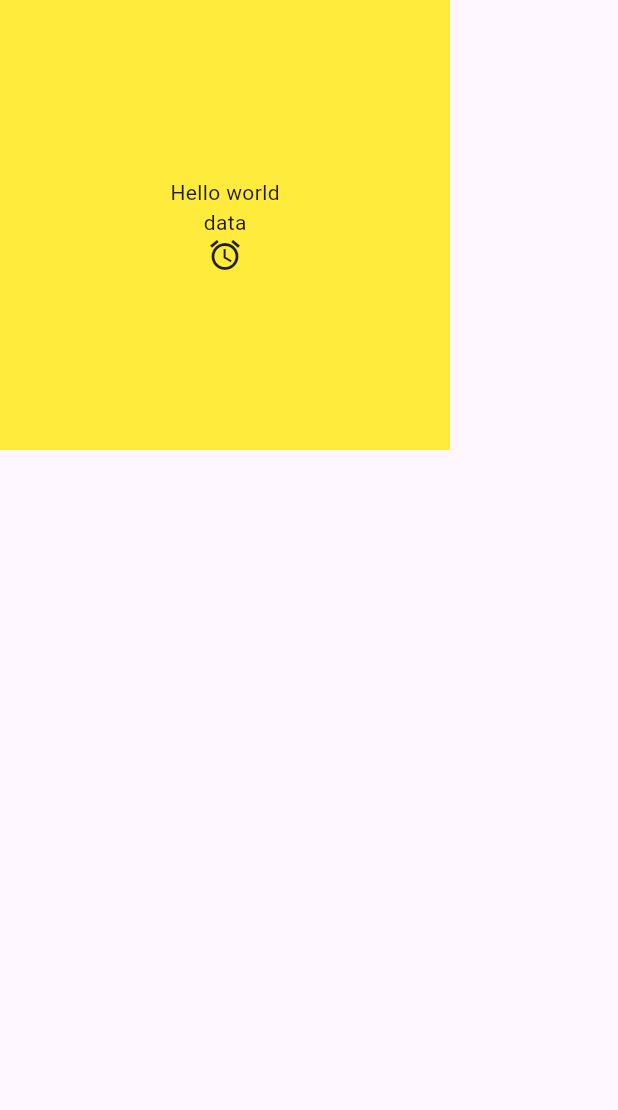
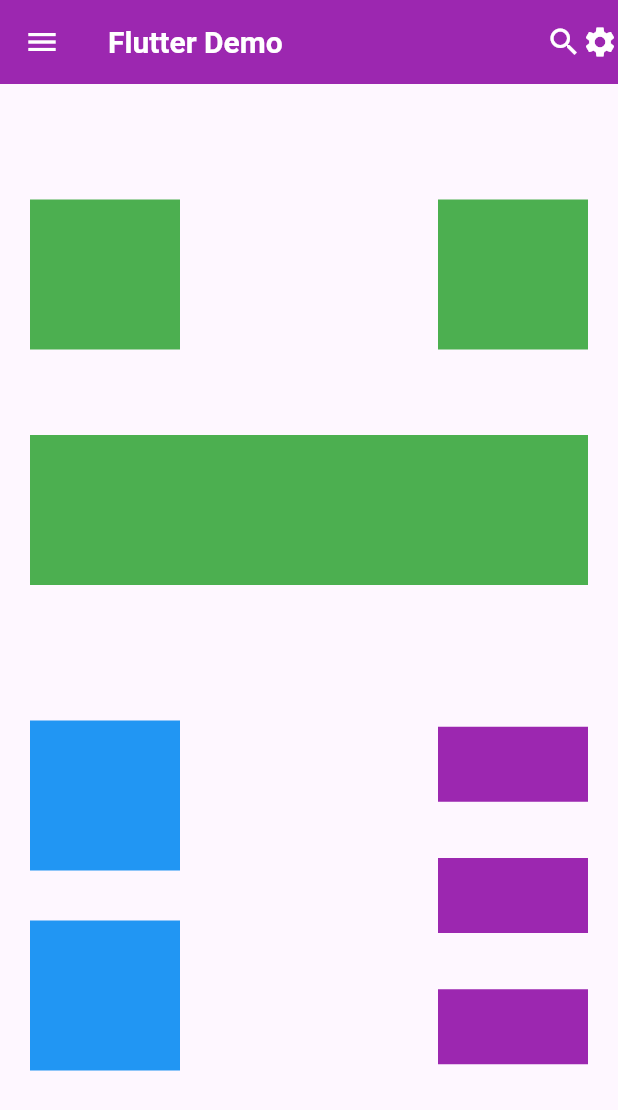
Before and after one commit to ADWx2001/flutter-app-practice, a Flutter app: the screen it shows after launch, on a phone screen of 412 x 824 dp. Shown: the top 1110 px of the screen. Run offline on Flutter 3.47's test engine with Material 3 defaults, Android fonts, the phone set to English and light mode, and no system bars.

Commit message:
layout-practice 3

```diff
--- a/layout_practice/lib/main.dart
+++ b/layout_practice/lib/main.dart
@@ -13,19 +13,102 @@ class MyApp extends StatelessWidget {
       title: 'Flutter Demo',
       home: SafeArea(
         child: Scaffold(
-          body: Container(
-            width: 300,
-            height: 300,
-            color: Colors.yellow,
-            child: const Column(
-              mainAxisAlignment: MainAxisAlignment.center,
+          appBar: AppBar(
+            leading: const Icon(
+              Icons.menu,
+              color: Colors.white,
+            ),
+            title: const Text(
+              'Flutter Demo',
+              style: TextStyle(
+                fontSize: 20,
+                fontWeight: FontWeight.bold,
+                color: Colors.white,
+              ),
+            ),
+            actions:const <Widget>[
+              Icon(
+                Icons.search,
+                color: Colors.white,
+              ),
+              Icon(
+                Icons.settings,
+                color: Colors.white,
+              )
+            ],
+            backgroundColor: Colors.purple,
+          ),
+          body: Padding(
+            padding: const EdgeInsets.all(20),
+            child: Column(
+              mainAxisAlignment: MainAxisAlignment.spaceEvenly,
               children: [
-                Text("Hello world"),
-                Text("data"),
-                Icon(Icons.access_alarm)
+                Row(
+                  mainAxisAlignment: MainAxisAlignment.spaceBetween,
+                  children: [
+                    Container(
+                      width: 100,
+                      height: 100,
+                      color: Colors.green,
+                    ),
+                    Container(
+                      width: 100,
+                      height: 100,
+                      color: Colors.green,
+                    ),
+                  ],
+                ),
+                Container(
+                  width: double.infinity,
+                  height: 100,
+                  color: Colors.green,
+                ),
+                Container(
+                  height: 300,
+                  child: Row(
+                    mainAxisAlignment: MainAxisAlignment.spaceBetween,
+                    children: [
+                      Column(
+                        mainAxisAlignment: MainAxisAlignment.spaceEvenly,
+                        children: [
+                          Container(
+                            width: 100,
+                            height: 100,
+                            color: Colors.blue,
+                          ),
+                          Container(
+                            width: 100,
+                            height: 100,
+                            color: Colors.blue,
+                          ),
+                        ],
+                      ),
+                      Column(
+                        mainAxisAlignment: MainAxisAlignment.spaceEvenly,
+                        children: [
+                          Container(
+                            width: 100,
+                            height: 50,
+                            color: Colors.purple,
+                          ),
+                          Container(
+                            width: 100,
+                            height: 50,
+                            color: Colors.purple,
+                          ),
+                          Container(
+                            width: 100,
+                            height: 50,
+                            color: Colors.purple,
+                          ),
+                        ],
+                      ),
+                    ],
+                  ),
+                ),
               ],
             ),
-          )
+          ),
         ),
       ),
     );
```
